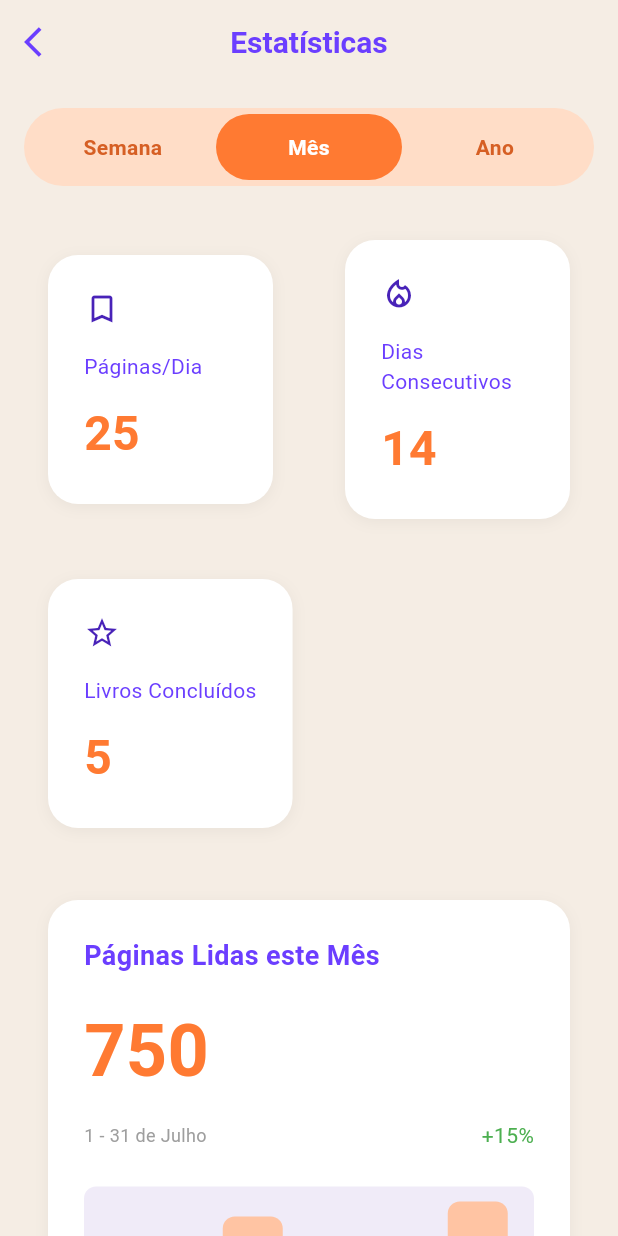
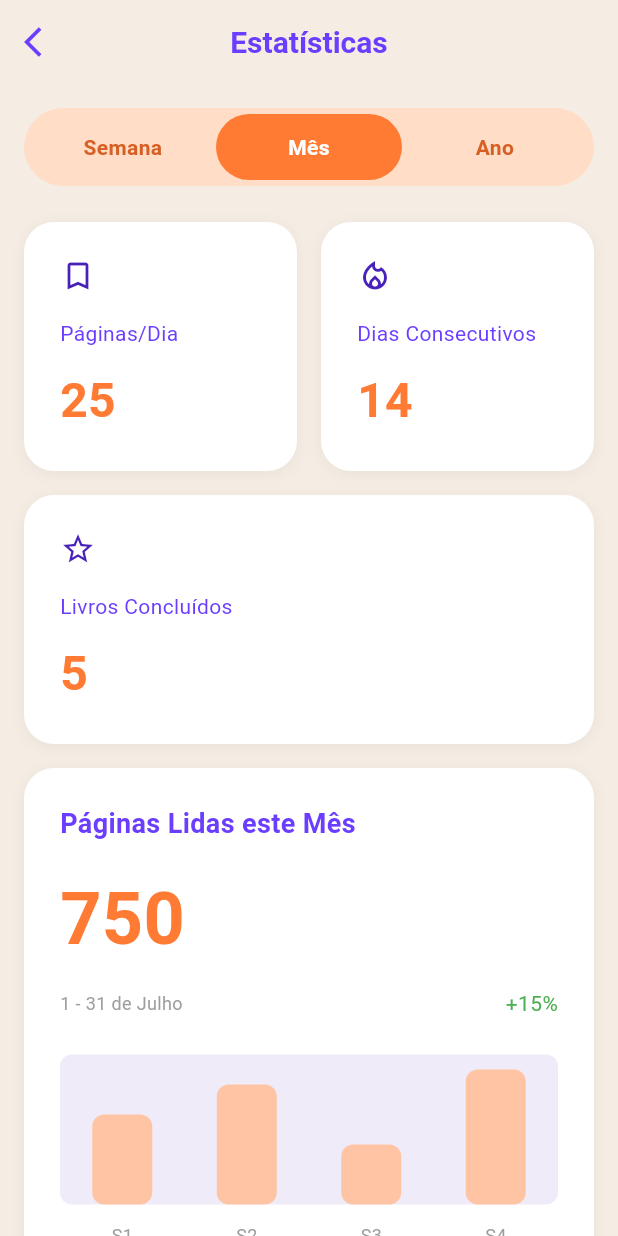
Before and after one commit to FroJhoDev/to_lendo_app, a Flutter app: the StatisticsPage screen opened by its route, on a phone screen of 412 x 824 dp. Run offline on Flutter 3.47's test engine with Material 3 defaults, Android fonts, the phone set to English and light mode, and no system bars.

Commit message:
"fix: ensure statistics page cards expand to full width
Wrap individual statistics cards with SizedBox(width: double.infinity) to ensure they occupy the full available width:
- StatisticsCardWidget (Livros Concluídos)
- AppCardWidget (Monthly Pages Read Card)
- StatisticsCompletionEstimateWidget (both completion estimates)

Also adjusted spacing between cards for better visual consistency."

```diff
--- a/lib/src/core/widgets/app_card_widget.dart
+++ b/lib/src/core/widgets/app_card_widget.dart
@@ -29,12 +29,6 @@ class AppCardWidget extends StatelessWidget {
   @override
   Widget build(BuildContext context) {
     final card = Container(
-      margin:
-          margin ??
-          const EdgeInsets.symmetric(
-            horizontal: AppSpacing.sm,
-            vertical: AppSpacing.xs,
-          ),
       decoration: BoxDecoration(
         color: AppColors.white,
         borderRadius: BorderRadius.circular(AppSpacing.cardRadius),
--- a/lib/src/features/statistics/presentation/pages/statistics_page.dart
+++ b/lib/src/features/statistics/presentation/pages/statistics_page.dart
@@ -63,14 +63,19 @@ class _StatisticsPageState extends State<StatisticsPage> {
               ],
             ),
             const SizedBox(height: AppSpacing.sm),
-            const StatisticsCardWidget(
+            const SizedBox(
+              width: double.infinity,
+              child: StatisticsCardWidget(
                 icon: Icons.star_border,
                 label: 'Livros Concluídos',
                 value: '5',
               ),
-            const SizedBox(height: AppSpacing.md),
+            ),
+            const SizedBox(height: AppSpacing.sm),
             // Monthly Pages Read Card
-            AppCardWidget(
+            SizedBox(
+              width: double.infinity,
+              child: AppCardWidget(
                 padding: const EdgeInsets.all(AppSpacing.md),
                 child: Column(
                   crossAxisAlignment: CrossAxisAlignment.start,
@@ -137,20 +142,27 @@ class _StatisticsPageState extends State<StatisticsPage> {
                   ],
                 ),
               ),
+            ),
             const SizedBox(height: AppSpacing.md),
             // Completion Estimates
             const Text('Estimativa de Término', style: AppTextStyles.heading3),
             const SizedBox(height: AppSpacing.sm),
-            const StatisticsCompletionEstimateWidget(
+            const SizedBox(
+              width: double.infinity,
+              child: StatisticsCompletionEstimateWidget(
                 title: 'A Arte da Guerra',
                 date: '15 de Agosto',
                 progress: '85%',
               ),
+            ),
             const SizedBox(height: AppSpacing.xs),
-            const StatisticsCompletionEstimateWidget(
+            const SizedBox(
+              width: double.infinity,
+              child: StatisticsCompletionEstimateWidget(
                 title: 'O Hobbit',
                 date: '29 de Setembro',
                 progress: '42%',
+              ),
             ),
           ],
         ),
```
Also changed, not shown: lib/src/core/widgets/app_book_card_widget.dart (+12 -3 lines), lib/src/features/books/presentation/pages/book_details_page.dart (+8 -9 lines), lib/src/features/books/presentation/pages/home_page.dart (+8 -5 lines). Lines whose indentation alone changed are shown as unchanged.
